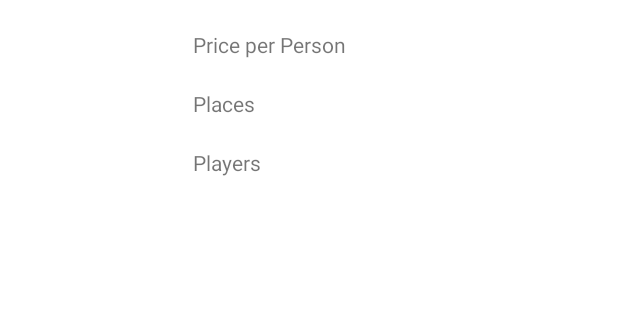
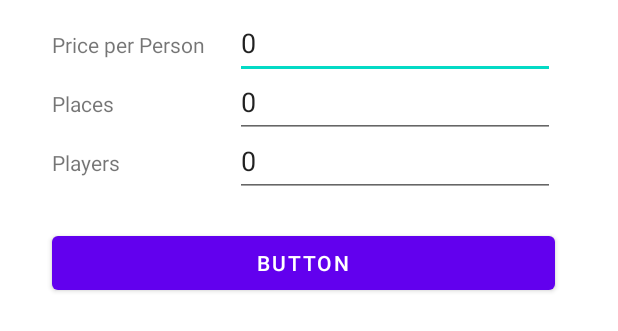
Before and after one commit to helenascholl/PayYours, an Android app: the layout activity_settings.xml on its own in the app's theme, with its tools: preview values and no code run, on a phone screen of 412 x 824 dp. Shown: the top 331 px of the screen. Run offline under Robolectric (Android 15) with nearby library versions, the phone set to English and light mode, and no system bars.

Commit message:
Add InputFields

```diff
--- a/app/src/main/res/layout/activity_settings.xml
+++ b/app/src/main/res/layout/activity_settings.xml
@@ -33,11 +33,65 @@
         app:layout_constraintStart_toStartOf="@+id/tv_price"
         app:layout_constraintTop_toBottomOf="@+id/tv_places" />
 
+    <EditText
+        android:id="@+id/edit_price"
+        android:layout_width="wrap_content"
+        android:layout_height="wrap_content"
+        android:layout_marginStart="@dimen/basic_margin"
+        android:ems="10"
+        android:inputType="numberDecimal"
+        android:minHeight="48dp"
+        app:layout_constraintBaseline_toBaselineOf="@+id/tv_price"
+        app:layout_constraintStart_toEndOf="@+id/barrier2"
+        tools:text="0" />
+
+    <EditText
+        android:id="@+id/edit_players"
+        android:layout_width="wrap_content"
+        android:layout_height="wrap_content"
+        android:layout_marginStart="@dimen/basic_margin"
+        android:ems="10"
+        android:inputType="number"
+        android:minHeight="48dp"
+        app:layout_constraintBaseline_toBaselineOf="@+id/tv_players"
+        app:layout_constraintStart_toEndOf="@+id/barrier2"
+        tools:text="0" />
+
+    <EditText
+        android:id="@+id/edit_places"
+        android:layout_width="wrap_content"
+        android:layout_height="wrap_content"
+        android:layout_marginStart="@dimen/basic_margin"
+        android:ems="10"
+        android:inputType="number"
+        android:minHeight="48dp"
+        app:layout_constraintBaseline_toBaselineOf="@+id/tv_places"
+        app:layout_constraintStart_toEndOf="@+id/barrier2"
+        tools:text="0" />
+
+    <Button
+        android:id="@+id/button"
+        android:layout_width="0dp"
+        android:layout_height="wrap_content"
+        android:layout_marginTop="@dimen/basic_margin"
+        android:text="Button"
+        app:layout_constraintEnd_toEndOf="@+id/edit_players"
+        app:layout_constraintStart_toStartOf="@+id/guideline3"
+        app:layout_constraintTop_toBottomOf="@+id/edit_players" />
+
     <androidx.constraintlayout.widget.Guideline
         android:id="@+id/guideline3"
         android:layout_width="wrap_content"
         android:layout_height="wrap_content"
         android:orientation="vertical"
-        app:layout_constraintGuide_begin="129dp" />
+        app:layout_constraintGuide_begin="35dp" />
+
+    <androidx.constraintlayout.widget.Barrier
+        android:id="@+id/barrier2"
+        android:layout_width="wrap_content"
+        android:layout_height="wrap_content"
+        app:barrierDirection="right"
+        app:constraint_referenced_ids="tv_players,tv_price,tv_places"
+        tools:layout_editor_absoluteX="411dp" />
 
 </androidx.constraintlayout.widget.ConstraintLayout>
```
